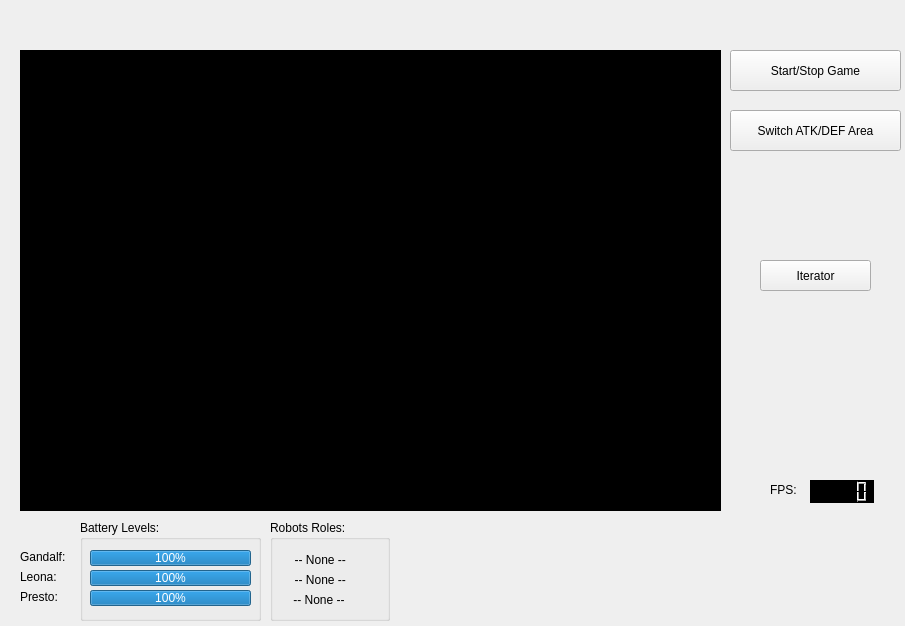
The window that soccer_window.ui (mateus558/RinoBot-System) describes before a commit, drawn with Qt 5.
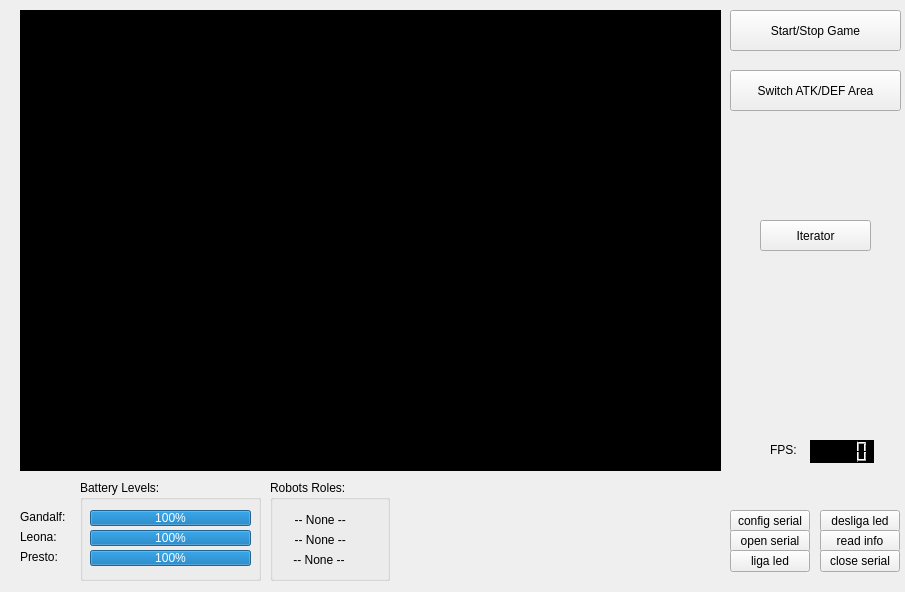
The same window after the commit. Icons and pictures are not drawn.

Commit message: Tests in serial communication

```diff
--- a/soccer_window.ui
+++ b/soccer_window.ui
@@ -10,7 +10,7 @@
     <x>0</x>
     <y>0</y>
     <width>905</width>
-    <height>626</height>
+    <height>592</height>
    </rect>
   </property>
   <property name="windowTitle">
@@ -27,7 +27,7 @@
    <property name="geometry">
     <rect>
      <x>20</x>
-     <y>50</y>
+     <y>10</y>
      <width>701</width>
      <height>461</height>
     </rect>
@@ -43,7 +43,7 @@
    <property name="geometry">
     <rect>
      <x>730</x>
-     <y>50</y>
+     <y>10</y>
      <width>171</width>
      <height>41</height>
     </rect>
@@ -56,7 +56,7 @@
    <property name="geometry">
     <rect>
      <x>730</x>
-     <y>110</y>
+     <y>70</y>
      <width>171</width>
      <height>41</height>
     </rect>
@@ -69,7 +69,7 @@
    <property name="geometry">
     <rect>
      <x>760</x>
-     <y>260</y>
+     <y>220</y>
      <width>111</width>
      <height>31</height>
     </rect>
@@ -82,7 +82,7 @@
    <property name="geometry">
     <rect>
      <x>810</x>
-     <y>480</y>
+     <y>440</y>
      <width>64</width>
      <height>23</height>
     </rect>
@@ -95,7 +95,7 @@
    <property name="geometry">
     <rect>
      <x>770</x>
-     <y>480</y>
+     <y>440</y>
      <width>31</width>
      <height>20</height>
     </rect>
@@ -108,7 +108,7 @@
    <property name="geometry">
     <rect>
      <x>80</x>
-     <y>520</y>
+     <y>480</y>
      <width>181</width>
      <height>101</height>
     </rect>
@@ -166,7 +166,7 @@
    <property name="geometry">
     <rect>
      <x>270</x>
-     <y>520</y>
+     <y>480</y>
      <width>120</width>
      <height>101</height>
     </rect>
@@ -218,7 +218,7 @@
    <property name="geometry">
     <rect>
      <x>20</x>
-     <y>550</y>
+     <y>510</y>
      <width>59</width>
      <height>14</height>
     </rect>
@@ -231,7 +231,7 @@
    <property name="geometry">
     <rect>
      <x>20</x>
-     <y>570</y>
+     <y>530</y>
      <width>59</width>
      <height>14</height>
     </rect>
@@ -244,7 +244,7 @@
    <property name="geometry">
     <rect>
      <x>20</x>
-     <y>590</y>
+     <y>550</y>
      <width>59</width>
      <height>14</height>
     </rect>
@@ -253,6 +253,84 @@
     <string>Presto:</string>
    </property>
   </widget>
+  <widget class="QPushButton" name="pushButton">
+   <property name="geometry">
+    <rect>
+     <x>730</x>
+     <y>510</y>
+     <width>80</width>
+     <height>22</height>
+    </rect>
+   </property>
+   <property name="text">
+    <string>config serial</string>
+   </property>
+  </widget>
+  <widget class="QPushButton" name="pushButton_2">
+   <property name="geometry">
+    <rect>
+     <x>730</x>
+     <y>530</y>
+     <width>80</width>
+     <height>22</height>
+    </rect>
+   </property>
+   <property name="text">
+    <string>open serial</string>
+   </property>
+  </widget>
+  <widget class="QPushButton" name="pushButton_3">
+   <property name="geometry">
+    <rect>
+     <x>730</x>
+     <y>550</y>
+     <width>80</width>
+     <height>22</height>
+    </rect>
+   </property>
+   <property name="text">
+    <string>liga led</string>
+   </property>
+  </widget>
+  <widget class="QPushButton" name="pushButton_4">
+   <property name="geometry">
+    <rect>
+     <x>820</x>
+     <y>510</y>
+     <width>80</width>
+     <height>22</height>
+    </rect>
+   </property>
+   <property name="text">
+    <string>desliga led</string>
+   </property>
+  </widget>
+  <widget class="QPushButton" name="pushButton_5">
+   <property name="geometry">
+    <rect>
+     <x>820</x>
+     <y>530</y>
+     <width>80</width>
+     <height>22</height>
+    </rect>
+   </property>
+   <property name="text">
+    <string>read info</string>
+   </property>
+  </widget>
+  <widget class="QPushButton" name="pushButton_6">
+   <property name="geometry">
+    <rect>
+     <x>820</x>
+     <y>550</y>
+     <width>80</width>
+     <height>22</height>
+    </rect>
+   </property>
+   <property name="text">
+    <string>close serial</string>
+   </property>
+  </widget>
  </widget>
  <resources/>
  <connections/>
```
The commit also changes 3 other files.
